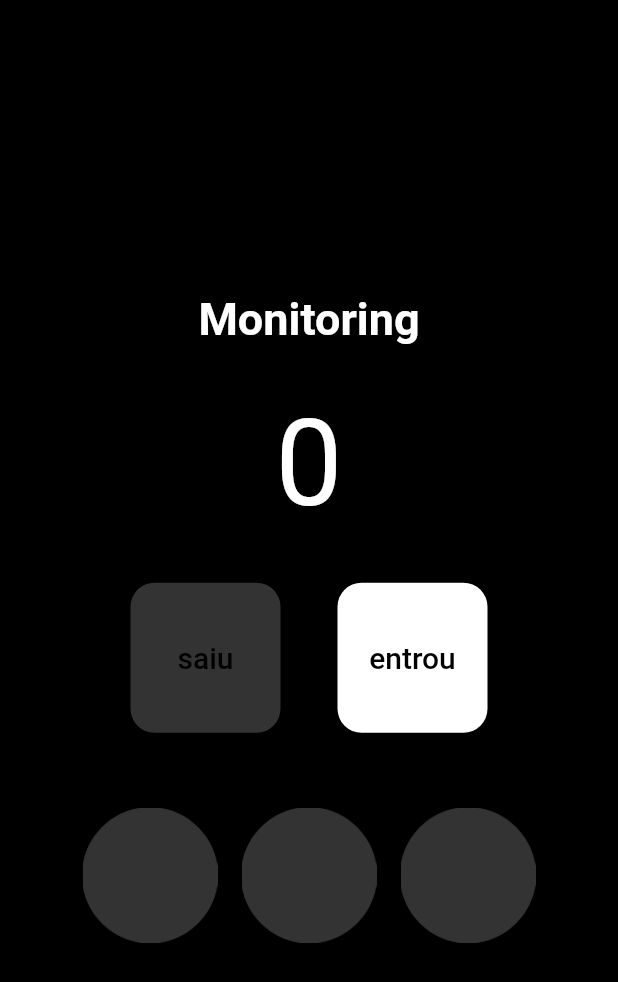
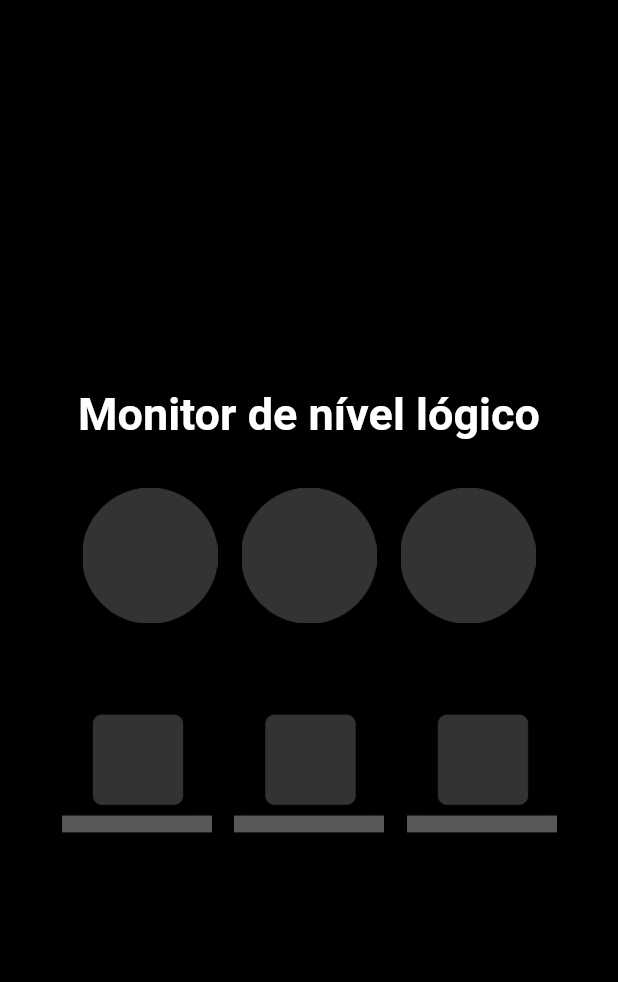
Before and after one commit to yperdoom/flutterProjectHardSoft, a Flutter app: the screen it shows after launch, on a phone screen of 412 x 824 dp. Shown: the top 982 px of the screen. Run offline on Flutter 3.47's test engine with Material 2 defaults, Android fonts, the phone set to English and light mode, and no system bars.

Commit message:
interface finalizada

```diff
--- a/lib/main.dart
+++ b/lib/main.dart
@@ -1,4 +1,8 @@
+// import 'dart:html';
+
 import 'package:flutter/material.dart';
+
+const request = "localhost";
 
 void main() {
   runApp(const MyApp());
@@ -11,8 +15,8 @@ class MyApp extends StatelessWidget {
 
   @override
   Widget build(BuildContext context) {
-    return MaterialApp(
-      debugShowCheckedModeBanner: false,
+    return const MaterialApp(
+      // debugShowCheckedModeBanner: false,
       home: HomePage(),
     );
   }
@@ -26,28 +30,48 @@ class HomePage extends StatefulWidget {
 }
 
 class _HomePageState extends State<HomePage> {
-  int count = 0;
-  bool get isEmpty => count == 0;
-  bool get isFull => count == 20;
-  String messageCabaco = "";
+  bool l1 = false; // red
+  bool l2 = false; // yellow
+  bool l3 = false; // green
+  bool b1 = false; // red
+  bool b2 = false; // yellow
+  bool b3 = false; // green
+
+  bool bO1 = false;
+  bool bO2 = false;
+  bool bO3 = false;
 
   get child => null;
 
-  void decrement() {
+  void button1() {
     setState(() {
-      count--;
+      b1 = !b1;
+      l1 = !l1;
     });
-    print(count);
   }
 
-  void increment() {
+  void button2() {
     setState(() {
-      if (!isFull) {
-        count++;
-      }
+      b2 = !b2;
+      l2 = !l2;
     });
-    print(count);
   }
+
+  void button3() {
+    setState(() {
+      b3 = !b3;
+      l3 = !l3;
+    });
+  }
+
+  // void increment() {
+  //   setState(() {
+  //     // if (!isFull) {
+  //     //   count++;
+  //     // }
+  //   });
+  //   // print(count);
+  // }
 
   @override
   Widget build(BuildContext context) {
@@ -64,84 +88,72 @@ class _HomePageState extends State<HomePage> {
         child: Column(
           mainAxisAlignment: MainAxisAlignment.center,
           children: [
-            Text(
-              isFull ? 'Lotado' : 'Monitoring',
+            const Text(
+              'Monitor de nível lógico',
               style: TextStyle(
                 fontSize: 30,
-                color: isFull ? Colors.red : Colors.white,
+                color: Colors.white,
                 fontWeight: FontWeight.w700,
-              ),
-            ),
-            const SizedBox(height: 32),
-            Text(
-              count.toString(),
-              style: TextStyle(
-                fontSize: 80,
-                color: isFull ? Colors.red : Colors.white,
               ),
             ),
             const SizedBox(height: 32),
             Row(
               mainAxisAlignment: MainAxisAlignment.center,
               children: [
-                TextButton(
-                  onPressed: isEmpty ? null : decrement,
-                  style: TextButton.styleFrom(
-                    backgroundColor:
-                        isEmpty ? Colors.white.withOpacity(0.2) : Colors.white,
-                    fixedSize: const Size(100, 100),
-                    primary: Colors.black,
-                    shape: RoundedRectangleBorder(
-                      borderRadius: BorderRadius.circular(16),
-                    ),
-                  ),
-                  child: const Text(
-                    'saiu',
-                    style: TextStyle(
-                      color: Colors.black,
-                      fontSize: 20,
-                    ),
-                  ),
-                ),
-                const SizedBox(width: 38),
-                TextButton(
-                  onPressed: isFull ? null : increment,
-                  style: TextButton.styleFrom(
-                    backgroundColor:
-                        isFull ? Colors.white.withOpacity(0.2) : Colors.white,
-                    fixedSize: const Size(100, 100),
-                    primary: Colors.black,
-                    shape: RoundedRectangleBorder(
-                      borderRadius: BorderRadius.circular(16),
-                    ),
-                  ),
-                  child: const Text(
-                    'entrou',
-                    style: TextStyle(
-                      color: Colors.black,
-                      fontSize: 20,
-                    ),
-                  ),
-                ),
+                l1
+                    ? Image.asset(
+                        'assets/images/ledOn.png',
+                        width: 90,
+                      )
+                    : Image.asset(
+                        'assets/images/ledOff.png',
+                        width: 90,
+                      ),
+                const SizedBox(width: 16),
+                l2
+                    ? Image.asset(
+                        'assets/images/ledOn.png',
+                        width: 90,
+                      )
+                    : Image.asset(
+                        'assets/images/ledOff.png',
+                        width: 90,
+                      ),
+                const SizedBox(width: 16),
+                l3
+                    ? Image.asset(
+                        'assets/images/ledOn.png',
+                        width: 90,
+                      )
+                    : Image.asset(
+                        'assets/images/ledOff.png',
+                        width: 90,
+                      ),
               ],
             ),
             const SizedBox(height: 50),
             Row(
               mainAxisAlignment: MainAxisAlignment.center,
               children: [
-                Image.asset(
-                  'assets/images/ledOff.png',
-                  width: 90,
+                GestureDetector(
+                  onTap: () => {button1()},
+                  child: bO1
+                      ? Image.asset('assets/images/buttonOn.png', scale: 5)
+                      : Image.asset('assets/images/buttonOff.png', scale: 5),
                 ),
-                const SizedBox(width: 16),
-                Image.asset(
-                  'assets/images/ledOff.png',
-                  width: 90,
+                const SizedBox(width: 15),
+                GestureDetector(
+                  onTap: () => {button2()},
+                  child: bO2
+                      ? Image.asset('assets/images/buttonOff.png', scale: 5)
+                      : Image.asset('assets/images/buttonOff.png', scale: 5),
                 ),
-                const SizedBox(width: 16),
-                Image.asset(
-                  'assets/images/ledOff.png',
-                  width: 90,
+                const SizedBox(width: 15),
+                GestureDetector(
+                  onTap: () => {button3()},
+                  child: bO3
+                      ? Image.asset('assets/images/buttonOn.png', scale: 5)
+                      : Image.asset('assets/images/buttonOff.png', scale: 5),
                 ),
               ],
             ),
--- a/pubspec.yaml
+++ b/pubspec.yaml
@@ -1,4 +1,4 @@
-name: flutterProjectHardSoft
+name: flutterprojecthardsoft
 description: A new Flutter project.
 
 # The following line prevents the package from being accidentally published to
```
Also changed, not shown: 1 other file.
